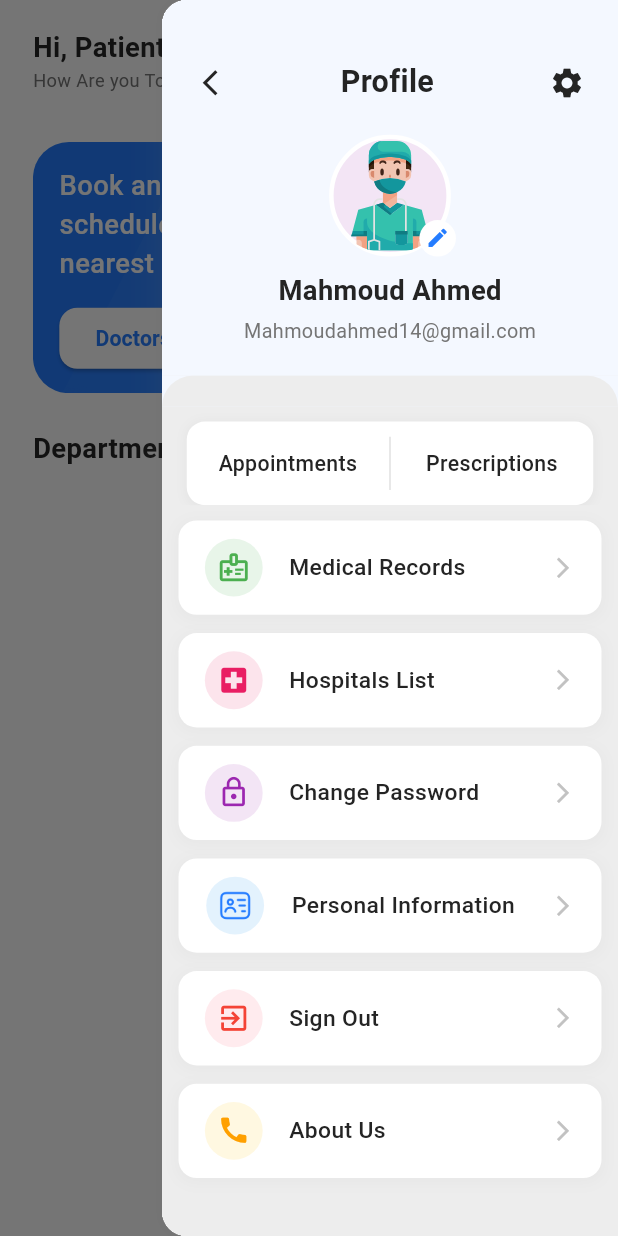
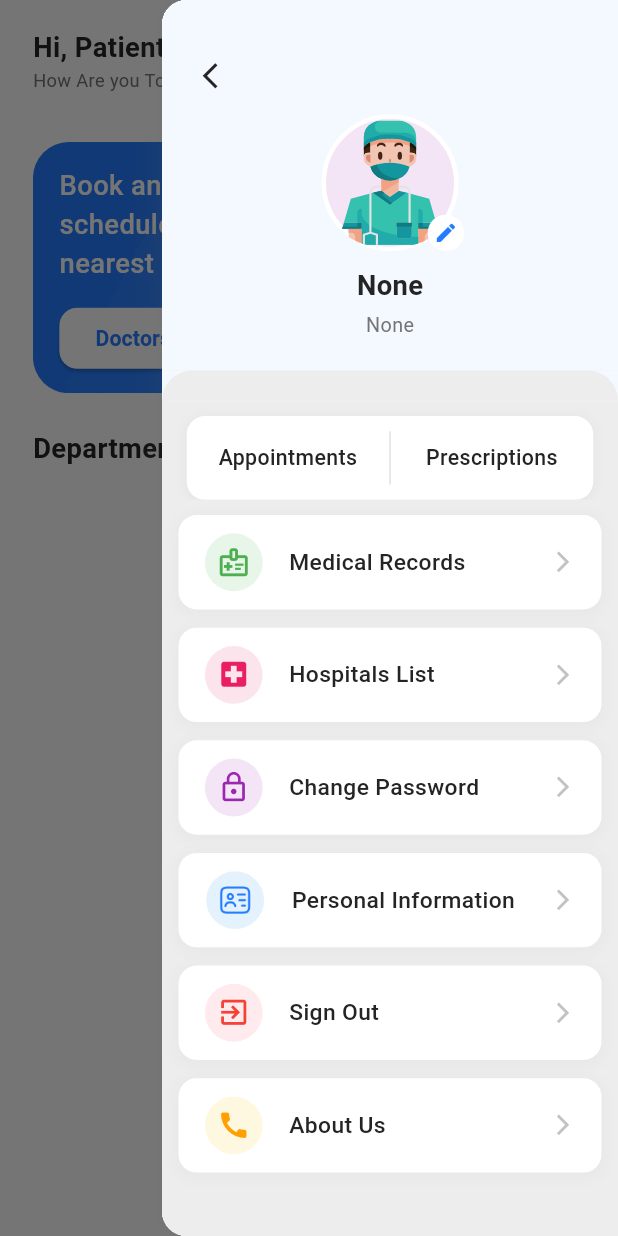
Before and after one commit to Osamabnfathy/healthstack, a Flutter app: the HomeScreen screen opened by its route, with the side drawer open, on a phone screen of 412 x 824 dp. Run offline on Flutter 3.47's test engine with Material 3 defaults, Android fonts, the light colour scheme and no system bars; our stand-ins replace dio, easy_localization, flutter_bloc, flutter_screenutil, flutter_secure_storage, flutter_svg and 7 more; accounts and stored records are empty; generated files the repository leaves out were written again; network calls fail.

Commit message:
Make the name, email, and Image dynamic
- change the static text to display the name, email and photo
- make it navigate to the personal information page to display and edit the data

```diff
--- a/lib/core/helpers/extensions.dart
+++ b/lib/core/helpers/extensions.dart
@@ -34,5 +34,5 @@ extension ListExtension<T> on List<T>? {
 }
 
 String getDisplayText(String? value) {
-  return (value == null || value.trim().isEmpty) ? 'N/A' : value;
+  return (value == null || value.trim().isEmpty) ? 'None' : value;
 }
--- a/lib/features/change_password/ui/widgets/change_password_form.dart
+++ b/lib/features/change_password/ui/widgets/change_password_form.dart
@@ -105,7 +105,7 @@ class _ChangePasswordFormState extends State<ChangePasswordForm> {
             ),
             validator: (value) {
               if (value == null || value.isEmpty) {
-                return 'Please enter a new password';
+                return 'Please enter the new password';
               }
             },
           ),
--- a/lib/features/home/ui/home_screen.dart
+++ b/lib/features/home/ui/home_screen.dart
@@ -24,7 +24,9 @@ class _HomeScreenState extends State<HomeScreen> {
   @override
   Widget build(BuildContext context) {
     return Scaffold(
-      endDrawer: const EndDrawer(),
+      endDrawer: EndDrawer(
+        patientProfileData: context.watch<HomeCubit>().patientProfileData,
+      ),
       backgroundColor: Colors.white,
 
       body: SafeArea(
--- a/lib/features/home/ui/widgets/drawer/ui/drawer_screen.dart
+++ b/lib/features/home/ui/widgets/drawer/ui/drawer_screen.dart
@@ -1,3 +1,5 @@
+import 'package:healthstack/features/home/data/models/patient_profile_response_model.dart';
+
 import 'widgets/bottuns_list.dart';
 import 'package:flutter/material.dart';
 import 'widgets/drawer_top_buttons.dart';
@@ -7,7 +9,9 @@ import 'package:healthstack/core/theming/colors.dart';
 import 'package:flutter_screenutil/flutter_screenutil.dart';
 
 class EndDrawer extends StatelessWidget {
-  const EndDrawer({super.key});
+  final PatientProfileResponseModel? patientProfileData;
+
+  const EndDrawer({super.key, this.patientProfileData});
 
   @override
   Widget build(BuildContext context) {
@@ -19,7 +23,7 @@ class EndDrawer extends StatelessWidget {
       child: Column(
         crossAxisAlignment: CrossAxisAlignment.stretch,
         children: [
-          const ProfileInformation(),
+          ProfileInformation(patientProfileData: patientProfileData),
 
           const CircularEdgeItemsDrawer(),
 
--- a/lib/features/home/ui/widgets/drawer/ui/widgets/drawer_profile_information.dart
+++ b/lib/features/home/ui/widgets/drawer/ui/widgets/drawer_profile_information.dart
@@ -1,12 +1,17 @@
 import 'package:flutter_svg/svg.dart';
 import 'package:flutter/material.dart';
+import 'package:healthstack/core/helpers/extensions.dart';
+import 'package:healthstack/core/routing/routes.dart';
 import 'package:healthstack/core/theming/styles.dart';
 import 'package:healthstack/core/theming/colors.dart';
 import 'package:healthstack/core/helpers/spacing.dart';
 import 'package:flutter_screenutil/flutter_screenutil.dart';
+import 'package:healthstack/features/home/data/models/patient_profile_response_model.dart';
 
 class ProfileInformation extends StatelessWidget {
-  const ProfileInformation({super.key});
+  final PatientProfileResponseModel? patientProfileData;
+
+  const ProfileInformation({super.key, this.patientProfileData});
 
   @override
   Widget build(BuildContext context) {
@@ -20,50 +25,51 @@ class ProfileInformation extends StatelessWidget {
             mainAxisAlignment: MainAxisAlignment.spaceBetween,
             children: [
               InkWell(
-                onTap: () => Navigator.pop(context), // Close drawer action
+                onTap: () => Navigator.pop(context),
                 child: Icon(Icons.arrow_back_ios_new_outlined, color: ColorsManager.darkBlue, size: 20.sp,),
-              ),
-
-              Text(
-                'Profile',
-                style: TextStyles.font20DarkBlueSemiBold,
-              ),
-
-              InkWell(
-                onTap: () {/* Handle settings tap */},
-                child: Icon(Icons.settings, color: ColorsManager.darkBlue),
               ),
             ],
           ),
-          verticalSpace(20),
+          verticalSpace(15),
 
           Stack(
             alignment: Alignment.bottomRight,
             children: [
               Container(
-                width: 80.w,
-                height: 80.h,
+                width: 90.w,
+                height: 90.h,
 
                 decoration: BoxDecoration(
-                  color: Colors.purple.shade50, // Example color
+                  color: Colors.purple.shade50,
                   shape: BoxShape.circle,
                   border: Border.all(color: Colors.white, width: 3),
                 ),
 
                 child: ClipRRect(
                   borderRadius: BorderRadius.circular(40.r),
-                  // Consider passing image path or using network image
-                  child: SvgPicture.asset(
-                    'assets/svgs/general_speciality.svg', // Example image
-                    fit: BoxFit.contain, // Adjust fit as needed
-                    height: 50.h, // Adjust size if needed
-                    width: 50.w,
-                  ),
+                  child: patientProfileData?.featuredImage != null && patientProfileData!.featuredImage!.isNotEmpty
+                    ? Image.network(
+                        patientProfileData!.featuredImage!,
+                        fit: BoxFit.fill,
+                        width: 90.w,
+                        height: 90.h,
+                      )
+                    : SvgPicture.asset(
+                        'assets/svgs/general_speciality.svg',
+                        fit: BoxFit.fill,
+                        width: 90.w,
+                        height: 90.h,
+                      ),
                 ),
               ),
 
               InkWell(
-                onTap: () {},  // Edit Navigation
+                onTap: () {
+                  context.pushNamed(
+                    Routes.profileScreen,
+                    arguments: patientProfileData,
+                  );
+                },
                 child: Container(
                   padding: EdgeInsets.all(4.r),
                   decoration: const BoxDecoration(
@@ -77,10 +83,10 @@ class ProfileInformation extends StatelessWidget {
           ),
           verticalSpace(10),
 
-          Text("Mahmoud Ahmed", style: TextStyles.font18DarkBlueBold),
+          Text(getDisplayText(patientProfileData?.name), style: TextStyles.font18DarkBlueBold),
           verticalSpace(4),
 
-          Text("Mahmoudahmed14@gmail.com", style: TextStyles.font13GrayRegular),
+          Text(getDisplayText(patientProfileData?.email), style: TextStyles.font13GrayRegular),
         ],
       ),
     );
--- a/lib/features/home/ui/widgets/drawer/ui/widgets/drawer_top_buttons.dart
+++ b/lib/features/home/ui/widgets/drawer/ui/widgets/drawer_top_buttons.dart
@@ -52,9 +52,6 @@ class MyAppointmentAndMedicalRecords extends StatelessWidget {
               'Appointments',
               () {
                 final homeCubit = context.read<HomeCubit>();
-                print('Navigating with doctors: ${homeCubit.doctorsDataList}');
-                print('Navigating with hospitals: ${homeCubit.hospitalsDataList}');
-                print('Navigating with departments: ${homeCubit.departmentsDataList}');
                 if (homeCubit.doctorsDataList!.isNotEmpty &&
                     homeCubit.hospitalsDataList!.isNotEmpty &&
                     homeCubit.departmentsDataList!.isNotEmpty) {
@@ -78,8 +75,8 @@ class MyAppointmentAndMedicalRecords extends StatelessWidget {
             VerticalDivider(
               color: Colors.grey.shade300,
               thickness: 1,
-              width: 1, // Keep width minimal
-              indent: 10.h, // Optional: Add some vertical padding
+              width: 1,
+              indent: 10.h,
               endIndent: 10.h,
             ),
 
--- a/lib/features/home/ui/widgets/home_top_bar.dart
+++ b/lib/features/home/ui/widgets/home_top_bar.dart
@@ -22,7 +22,7 @@ class HomeTopBar extends StatelessWidget {
           crossAxisAlignment: CrossAxisAlignment.start,
           children: [
             Text(
-              'Hi, $patientName',
+              'Hi, ${patientName?.split(' ').first ?? patientName} 👋',
               style: TextStyles.font18DarkBlueBold,
             ),
 
--- a/lib/features/my_appointment/ui/my_appointments_screen.dart
+++ b/lib/features/my_appointment/ui/my_appointments_screen.dart
@@ -46,9 +46,6 @@ class _UpcomingScreenState extends State<MyAppointmentScreen> {
     doctors = widget.doctors ?? [];
     hospitals = widget.hospitals ?? [];
     departments = widget.departments ?? [];
-    print('Doctors appointments: $doctors');
-    print('Hospitals appointments: $hospitals');
-    print('Departments appointments: $departments');
   }
 
   void _onTabChanged(int index) {
```
